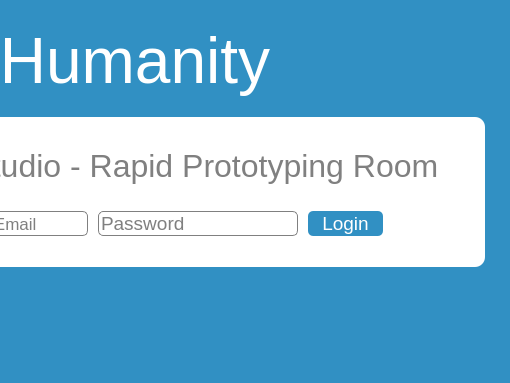
Old version of the form src/mainwindow.ui in the repository Invention-Studio/Time-Clock-Card-Reader; both pictures show x 240 to 750 and y 0 to 383 of the 750 by 500 pixel window.
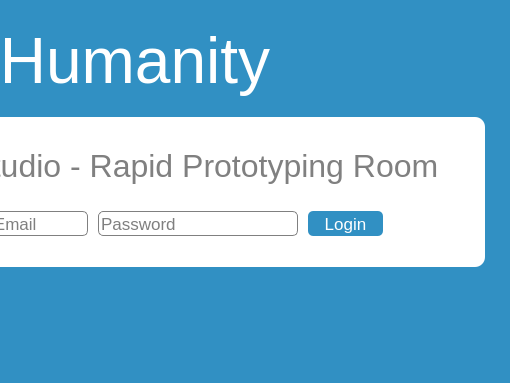
New version of the form.

What changed in the file:
```diff
--- a/src/mainwindow.ui
+++ b/src/mainwindow.ui
@@ -203,7 +203,7 @@
              </property>
              <property name="font">
               <font>
-               <pointsize>14</pointsize>
+               <pointsize>13</pointsize>
               </font>
              </property>
              <property name="acceptDrops">
@@ -235,7 +235,7 @@
              </property>
              <property name="font">
               <font>
-               <pointsize>14</pointsize>
+               <pointsize>13</pointsize>
               </font>
              </property>
              <property name="styleSheet">
```
